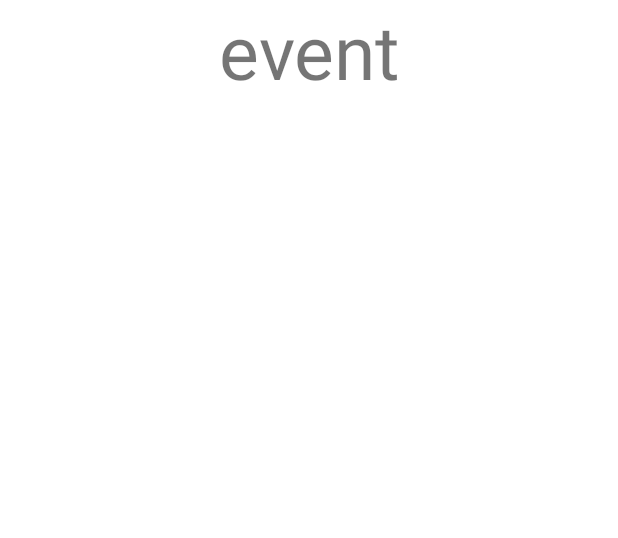
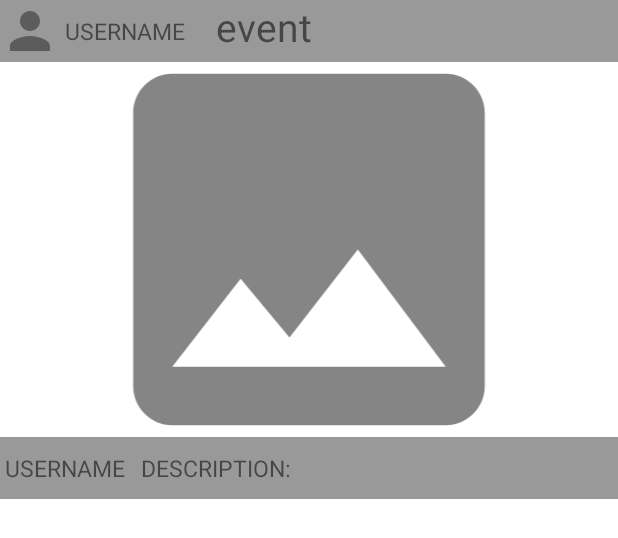
Before and after one commit to bielcarpi/OpenEvents, an Android app: the layout list_adapter.xml on its own in the app's theme, with its tools: preview values and no code run, on a phone screen of 412 x 824 dp. Shown: the top 538 px of the screen. Run offline under Robolectric (Android 15) with nearby library versions, the phone set to English and light mode, and no system bars; network calls fail.

Commit message:
list_adapter modified

```diff
--- a/app/src/main/java/com/grup8/OpenEvents/controller/fragments/ProfileFragment.java
+++ b/app/src/main/java/com/grup8/OpenEvents/controller/fragments/ProfileFragment.java
@@ -14,6 +14,7 @@ import android.view.ViewGroup;
 import android.widget.AdapterView;
 import android.widget.ArrayAdapter;
 import android.widget.Button;
+import android.widget.ImageButton;
 import android.widget.ImageView;
 import android.widget.Spinner;
 import android.widget.TextView;
@@ -41,6 +42,7 @@ public class ProfileFragment extends Fragment {
     private ImageView imgUser;
     private TextView txtName, txtScore, txtNumComments, txtTopPercent, txtNumFriends, txtNumEvents;
     private Button btnSettings, btnSendMessage, btnAddRemoveFriend;
+    private ImageButton bButton;
 
     @Override
     public void onCreate(Bundle savedInstanceState) {
@@ -90,17 +92,8 @@ public class ProfileFragment extends Fragment {
         txtName.setText(u.getName());
         Picasso.get().load(u.getImage()).into(imgUser);
 
-
-        /*
-        bButton = v.findViewById(R.id.message);
-
-        // Tindrem que mirar a quin perfil estem
-
-        bButton.setText("Edit profile");
-
+        bButton = v.findViewById(R.id.settings_btn);
         bButton.setOnClickListener((View.OnClickListener) view -> replaceFragment(view));
-
-         */
 
 
         // Asignamos los valores al spiner
--- a/app/src/main/res/layout/friends_adapter.xml
+++ b/app/src/main/res/layout/friends_adapter.xml
@@ -2,19 +2,24 @@
 <LinearLayout xmlns:android="http://schemas.android.com/apk/res/android"
     xmlns:tools="http://schemas.android.com/tools"
     android:layout_width="match_parent"
-    android:layout_height="100dp"
+    android:layout_height="80dp"
     tools:ignore="MissingDefaultResource"
-    android:orientation="horizontal"
+    android:orientation="vertical"
     android:layout_weight="2"
+    android:weightSum="10"
+    android:background="#59000000">
 
+    <LinearLayout
+        android:layout_width="match_parent"
+        android:layout_height="80dp"
+        android:layout_weight="2">
 
-
-        android:weightSum="10">
         <ImageView
             android:id="@+id/user_image"
             android:layout_width="0dp"
             android:layout_height="match_parent"
-        android:layout_weight="3" />
+            android:layout_weight="3"
+            android:src="@drawable/ic_person"/>
 
         <LinearLayout
             android:layout_width="0dp"
@@ -23,14 +28,24 @@
             android:gravity="center">
 
             <TextView
-
                 android:id="@+id/user_name"
                 android:layout_width="match_parent"
                 android:layout_height="match_parent"
+                android:gravity="center_vertical"
+                android:layout_marginStart="2dp"
                 android:textSize="30sp"
+                android:text="user_name"/>
 
-
-        android:text="user_name"/>
         </LinearLayout>
 
     </LinearLayout>
+
+    <LinearLayout
+        android:layout_width="match_parent"
+        android:layout_height="10dp"
+        android:layout_weight="2"
+        android:background="@color/white">
+
+    </LinearLayout>
+
+</LinearLayout>
--- a/app/src/main/res/layout/list_adapter.xml
+++ b/app/src/main/res/layout/list_adapter.xml
@@ -2,24 +2,111 @@
 <LinearLayout xmlns:android="http://schemas.android.com/apk/res/android"
     xmlns:tools="http://schemas.android.com/tools"
     android:layout_width="match_parent"
-    android:layout_height="match_parent"
+    android:layout_height="wrap_content"
     tools:ignore="MissingDefaultResource"
     android:orientation="vertical"
     android:weightSum="10">
 
-    <TextView
-        android:id="@+id/event_name"
+    <LinearLayout
         android:layout_width="match_parent"
-        android:layout_height="0dp"
-        android:layout_weight="1"
-        android:textSize="50dp"
-        android:gravity="center_horizontal"
+        android:layout_height="wrap_content"
+        android:gravity="left"
+        android:orientation="horizontal"
+        android:background="#66000000">
 
-        android:text="@string/event_name"/>
+        <ImageView
+            android:layout_width="40dp"
+            android:layout_height="match_parent"
+            android:src="@drawable/ic_person"/>
+
+        <LinearLayout
+            android:layout_width="wrap_content"
+            android:layout_height="wrap_content"
+            android:gravity="center_vertical"
+            android:orientation="horizontal"
+            android:layout_marginVertical="10dp">
+
+            <TextView
+                android:id="@+id/username"
+                android:layout_width="wrap_content"
+                android:layout_height="wrap_content"
+                android:textSize="15dp"
+                android:layout_marginStart="3dp"
+                android:gravity="center_vertical"
+                android:text="@string/event_user_name"/>
+
+        </LinearLayout>
+
+        <LinearLayout
+            android:layout_width="wrap_content"
+            android:layout_height="wrap_content"
+            android:gravity="center_vertical"
+            android:orientation="vertical">
+
+            <TextView
+                android:id="@+id/event_name"
+                android:layout_width="wrap_content"
+                android:layout_height="wrap_content"
+                android:textSize="26dp"
+                android:layout_marginStart="20dp"
+                android:gravity="center_vertical"
+                android:text="@string/event_name"/>
+
+        </LinearLayout>
+
+    </LinearLayout>
+
     <ImageView
         android:id="@+id/image"
         android:layout_width="match_parent"
-        android:layout_height="0dp"
-        android:layout_weight="5" />
+        android:layout_height="250dp"
+        android:layout_gravity="center"
+        android:background="@color/white"
+        android:src="@drawable/ic_eventimg"/>
+
+    <LinearLayout
+        android:layout_width="match_parent"
+        android:layout_height="wrap_content"
+        android:gravity="left"
+        android:orientation="horizontal"
+        android:background="#66000000">
+
+        <LinearLayout
+            android:layout_width="wrap_content"
+            android:layout_height="wrap_content"
+            android:gravity="center_vertical"
+            android:orientation="horizontal"
+            android:layout_marginVertical="10dp">
+
+            <TextView
+                android:id="@+id/username2"
+                android:layout_width="wrap_content"
+                android:layout_height="wrap_content"
+                android:textSize="15dp"
+                android:layout_marginStart="3dp"
+                android:gravity="center_vertical"
+                android:text="@string/event_user_name"/>
+
+            <TextView
+                android:id="@+id/event_description"
+                android:layout_width="wrap_content"
+                android:layout_height="wrap_content"
+                android:textSize="15dp"
+                android:layout_marginStart="10dp"
+                android:gravity="center_vertical"
+                android:text="@string/event_description"/>
+
+        </LinearLayout>
+
+    </LinearLayout>
+
+    <LinearLayout
+        android:layout_width="match_parent"
+        android:layout_height="20dp"
+        android:gravity="left"
+        android:orientation="horizontal"
+        android:background="#00000000">
+
+    </LinearLayout>
 
 </LinearLayout>
--- a/app/src/main/res/values/strings.xml
+++ b/app/src/main/res/values/strings.xml
@@ -61,6 +61,8 @@
     <string name="add_friend">ADD FRIEND</string>
     <string name="remove_friend">REMOVE FRIEND</string>
     <string name="message">MESSAGE</string>
+    <string name="event_user_name">USERNAME</string>
+    <string name="event_description">DESCRIPTION:</string>
 
     <string name="edit">EDIT</string>
     <string name="delete">DELETE</string>
```
Lines whose indentation alone changed are shown as unchanged.
